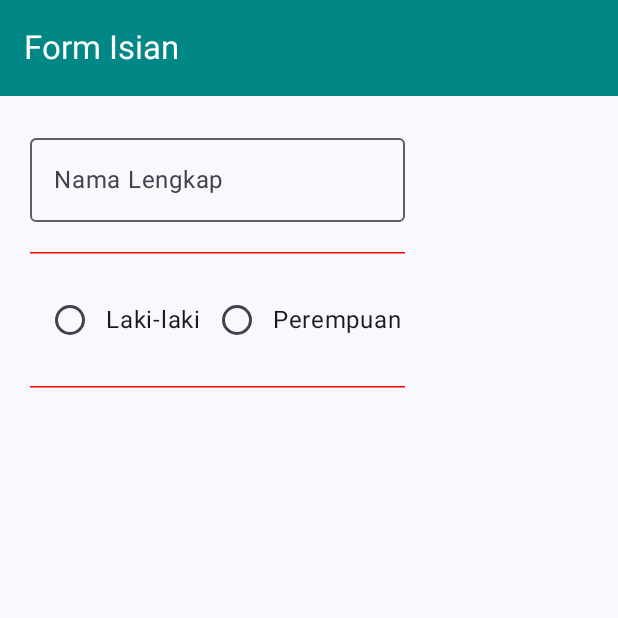
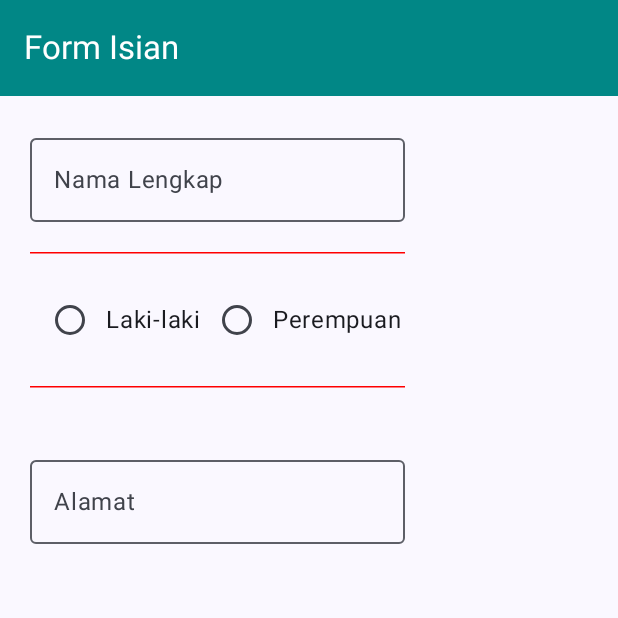
Before and after one commit to nisrinasals/QuestNavigasiUI_054, an Android app built with Jetpack Compose: the composable FormIsian shown on its own in the app's theme, on a phone screen of 412 x 824 dp, the top half of it. Run offline under Robolectric (Android 15) with nearby library versions, the phone set to English and light mode, and no system bars.

Commit message:
menambah text field untuk Alamat

```diff
--- a/app/src/main/java/com/example/questnavigasiui/view/Formulir.kt
+++ b/app/src/main/java/com/example/questnavigasiui/view/Formulir.kt
@@ -73,7 +73,15 @@ fun FormIsian(
                 thickness = 1.dp,
                 color = Color.Red
             )
-
+            OutlinedTextField(
+                value = "",
+                singleLine = true,
+                modifier = Modifier
+                    .padding(top=20.dp)
+                    .width(250.dp),
+                label = {Text(text= "Alamat")},
+                onValueChange = {},
+            )
         }
     }
 }
```
